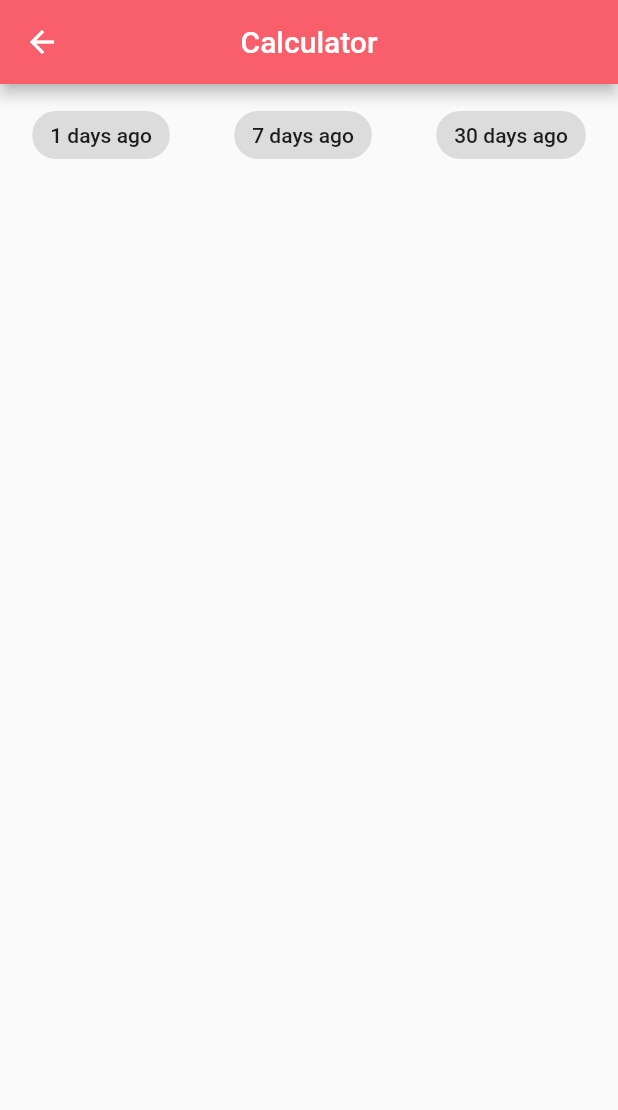
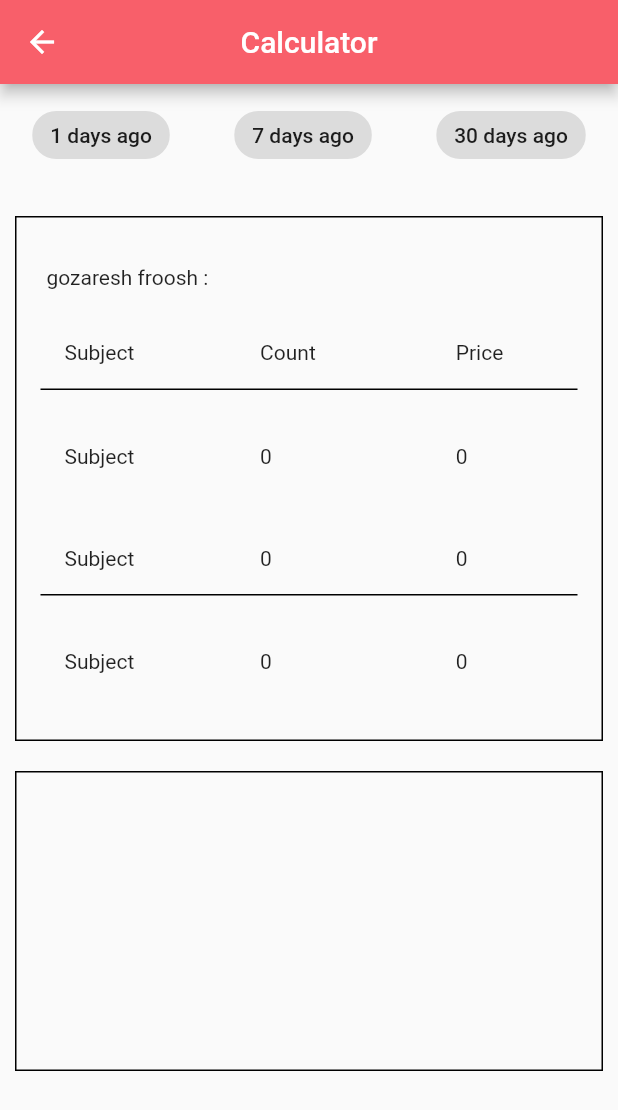
Before and after one commit to amir-r-z-a/chf-restaurant-App, a Flutter app: the CalculatorScreen screen opened directly, on a phone screen of 412 x 824 dp. Shown: the top 1110 px of the screen. Run offline on Flutter 3.47's test engine with Material 2 defaults, Android fonts, the phone set to English and light mode, and no system bars; our stand-ins replace image_picker; accounts and stored records are empty.

Commit message:
calculator Screen first container completed

```diff
--- a/lib/Screens/CalculatorScreen.dart
+++ b/lib/Screens/CalculatorScreen.dart
@@ -1,3 +1,4 @@
+import 'package:flutter/cupertino.dart';
 import 'package:flutter/material.dart';
 
 class CalculatorScreen extends StatefulWidget {
@@ -35,6 +36,121 @@ class _CalculatorScreenState extends State<CalculatorScreen> {
             ],
           ),
           Padding(padding: EdgeInsets.all(10)),
+
+          Container(
+            margin: EdgeInsets.all(10),
+            height: 350,
+            width: 200,
+            decoration: BoxDecoration(
+              border: Border.all()
+            ),
+            child: Container(
+              margin: EdgeInsets.only(top: 20),
+              child: Column(
+                children: [
+                  Row(
+                    mainAxisAlignment: MainAxisAlignment.start,
+                    children: [
+                      Container(
+                          margin: EdgeInsets.fromLTRB(12, 12, 0, 0),
+                          width: 365,
+                          child: Padding(
+                            padding: const EdgeInsets.fromLTRB(8, 0, 0, 8),
+                            child: Text("gozaresh froosh : "),
+                          )),
+                    ],
+                  ),
+                  Container(
+                    decoration: BoxDecoration(
+                        border: Border(bottom: BorderSide())
+                    ),
+                    margin: EdgeInsets.fromLTRB(16, 10, 16, 0),
+                    child: Padding(
+                      padding: const EdgeInsets.all(16.0),
+                      child: Row(
+                        children: [
+                          Expanded(
+                              child: Text("Subject"),
+                            flex: 2,
+                          ),
+                          Expanded(child: Text("Count"),
+                            flex: 2,
+                          ),
+                          Expanded(child: Text("Price")),
+                        ],
+                      ),
+                    ),
+                  ),
+                  Container(
+                    margin: EdgeInsets.fromLTRB(16, 20, 16, 0),
+                    child: Padding(
+                      padding: const EdgeInsets.all(16.0),
+                      child: Row(
+                        children: [
+                          Expanded(
+                            child: Text("Subject"),
+                            flex: 2,
+                          ),
+                          Expanded(child: Text("0"),
+                            flex: 2,
+                          ),
+                          Expanded(child: Text("0")),
+                        ],
+                      ),
+                    ),
+                  ),
+                  Container(
+                    decoration: BoxDecoration(
+                        border: Border(bottom: BorderSide())
+                    ),
+                    margin: EdgeInsets.fromLTRB(16, 20, 16, 0),
+                    child: Padding(
+                      padding: const EdgeInsets.all(16.0),
+                      child: Row(
+                        children: [
+                          Expanded(
+                            child: Text("Subject"),
+                            flex: 2,
+                          ),
+                          Expanded(child: Text("0"),
+                            flex: 2,
+                          ),
+                          Expanded(child: Text("0")),
+                        ],
+                      ),
+                    ),
+                  ),
+                  Container(
+
+                    margin: EdgeInsets.fromLTRB(16, 20, 16, 0),
+                    child: Padding(
+                      padding: const EdgeInsets.all(16.0),
+                      child: Row(
+                        children: [
+                          Expanded(
+                            child: Text("Subject"),
+                            flex: 2,
+                          ),
+                          Expanded(child: Text("0"),
+                            flex: 2,
+                          ),
+                          Expanded(child: Text("0")),
+                        ],
+                      ),
+                    ),
+                  ),
+                ],
+              ),
+            )
+          ),
+          Container(
+            margin: EdgeInsets.all(10),
+            height: 200,
+            width: 200,
+            decoration: BoxDecoration(
+                border: Border.all()
+            ),
+          )
         ],
       ),
     );
```
